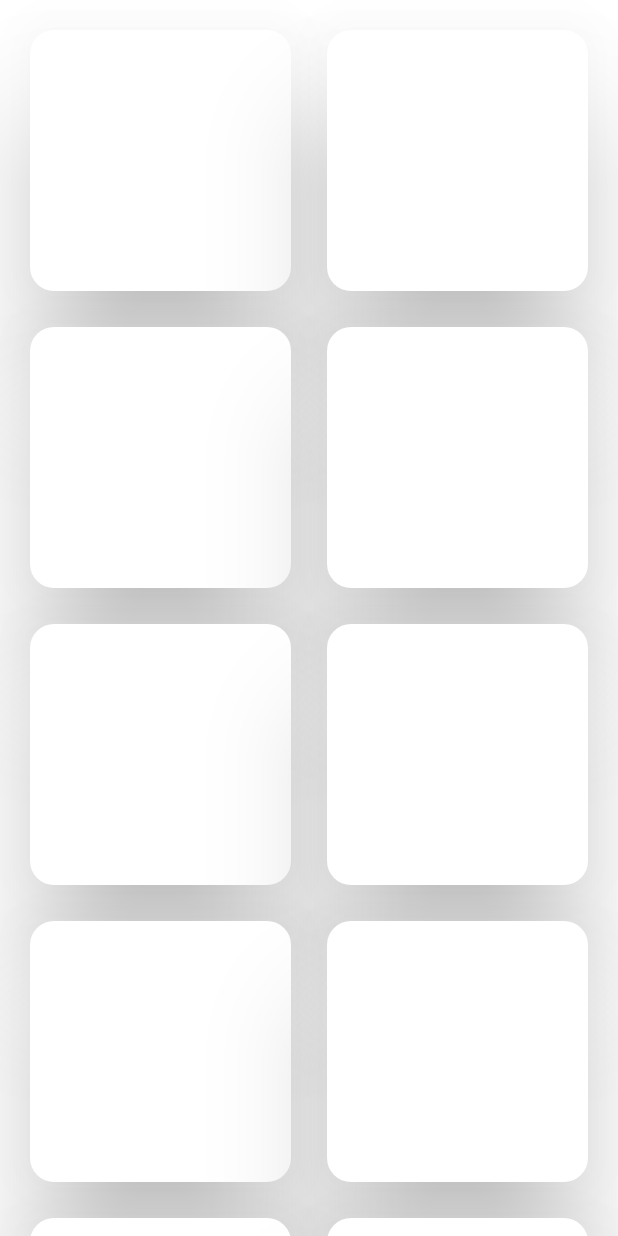
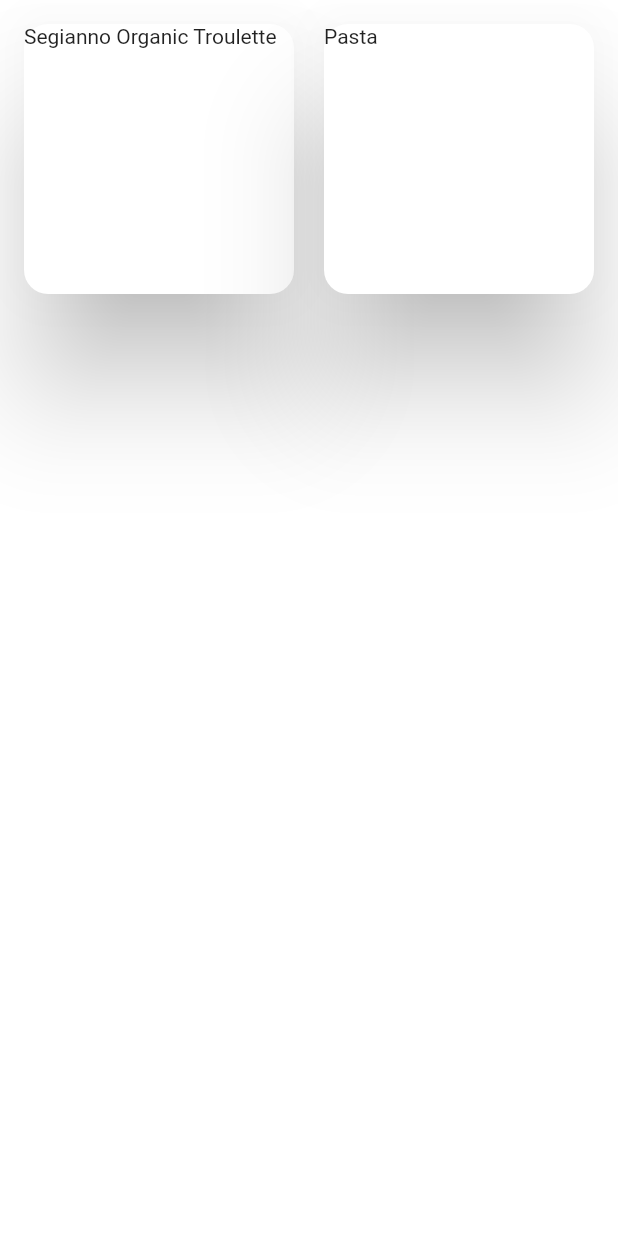
Before and after one commit to achernoprudov/flutterthon, a Flutter app: the screen it shows after launch, on a phone screen of 412 x 824 dp. Run offline on Flutter 3.47's test engine with Material 2 defaults, Android fonts, the phone set to English and light mode, and no system bars.

```diff
--- a/lib/src/home_screen.dart
+++ b/lib/src/home_screen.dart
@@ -1,18 +1,22 @@
 import 'package:flutter/material.dart';
-import 'package:flutterthon/src/grid_item_widget.dart';
+import 'package:flutterthon/src/models/good_item_model.dart';
+import 'package:flutterthon/src/widgets/good_item_widget.dart';
 
 class HomeScreen extends StatelessWidget {
-  var items = [1, 2, 3, 4, 5, 6, 7, 7, 7, 7, 5]; // TODO add dummy data
+  var items = [
+    new GoodItem("1", "Segianno Organic Troulette", "", "", 7.99, 500),
+    new GoodItem("2", "Pasta", "", "", 1.99, 450),
+  ]; // TODO add dummy data
 
   @override
   Widget build(BuildContext context) {
     return Container(
       color: Colors.white,
       child: GridView.count(
-        mainAxisSpacing: 16,
-        padding: EdgeInsets.all(16),
-        crossAxisSpacing: 16,
-        children: items.map((item) => GridItemWidget(item)).toList(),
+        mainAxisSpacing: 12,
+        padding: EdgeInsets.all(12),
+        crossAxisSpacing: 12,
+        children: items.map((item) => GoodItemWidget(item)).toList(),
         crossAxisCount: 2,
       ),
     );
--- /dev/null
+++ b/lib/src/models/good_item_model.dart
@@ -0,0 +1,11 @@
+class GoodItem {
+  final String uid;
+  final String name;
+  final String description;
+  final String imageUrl;
+  final num price;
+  final num amount;
+
+  GoodItem(this.uid, this.name, this.description, this.imageUrl, this.price,
+      this.amount);
+}
--- a/lib/src/grid_item_widget.dart
+++ b/lib/src/widgets/good_item_widget.dart
@@ -1,7 +1,11 @@
 import 'package:flutter/material.dart';
+import 'package:flutterthon/src/models/good_item_model.dart';
 
-class GridItemWidget extends StatelessWidget {
-  GridItemWidget(int item);
+class GoodItemWidget extends StatelessWidget {
+
+  GoodItem item;
+
+  GoodItemWidget(this.item);
 
   @override
   Widget build(BuildContext context) {
@@ -13,6 +17,9 @@ class GridItemWidget extends StatelessWidget {
       child: Container(
         height: 100,
         width: 60,
+        child: Text(
+          item.name
+        ),
       ),
     );
   }
```
Also changed, not shown: 1 other file.
